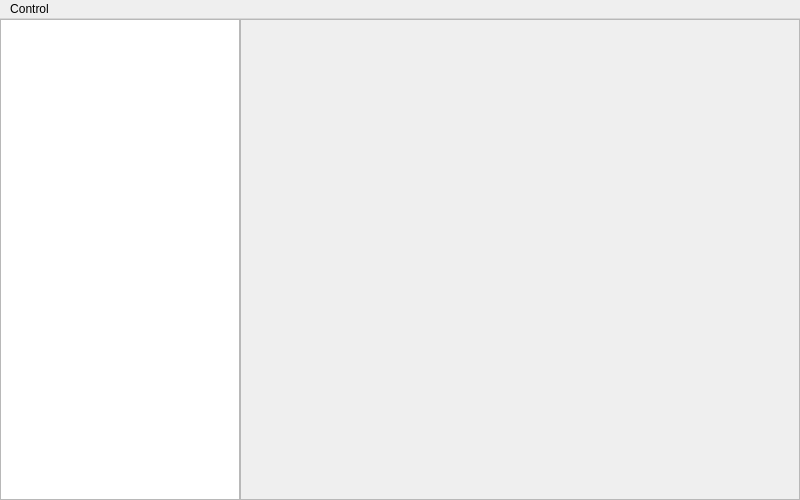
melianmiko/OpenFreebuds, file src/openfreebuds_qt/designer/main_window.ui: the form before one commit.
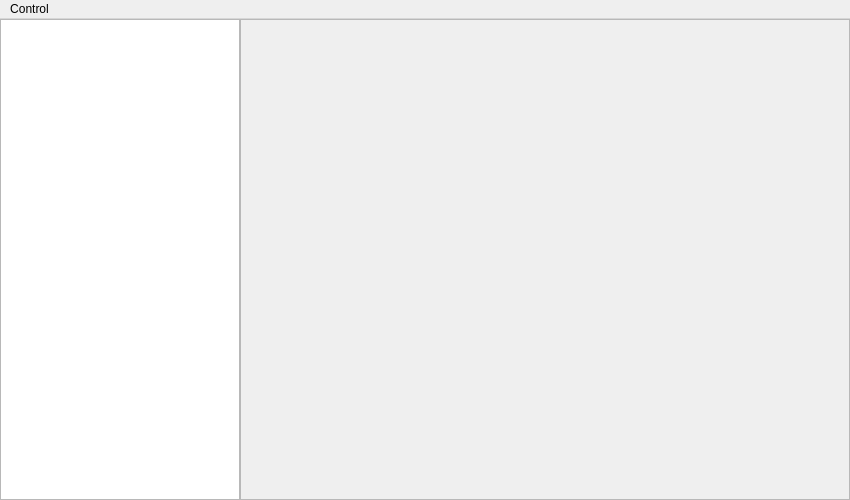
The form after the commit.

```diff
--- a/src/openfreebuds_qt/designer/main_window.ui
+++ b/src/openfreebuds_qt/designer/main_window.ui
@@ -6,7 +6,7 @@
    <rect>
     <x>0</x>
     <y>0</y>
-    <width>800</width>
+    <width>850</width>
     <height>500</height>
    </rect>
   </property>
@@ -18,7 +18,7 @@
   </property>
   <property name="minimumSize">
    <size>
-    <width>700</width>
+    <width>800</width>
     <height>400</height>
    </size>
   </property>
@@ -92,7 +92,7 @@
         <rect>
          <x>0</x>
          <y>0</y>
-         <width>558</width>
+         <width>608</width>
          <height>476</height>
         </rect>
        </property>
@@ -115,7 +115,7 @@
     <rect>
      <x>0</x>
      <y>0</y>
-     <width>800</width>
+     <width>850</width>
      <height>22</height>
     </rect>
    </property>
```
